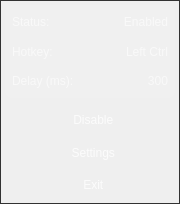
Above: src/ui/forms/EasyLangSwitcher_tray.ui from egoisticdesire/EasyLangSwitcher before the change. Below: the same form after it.
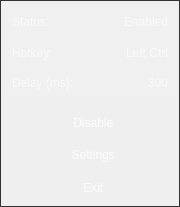
That is the form after the change. Icons and pictures are not drawn.

Commit message: fixed acrylic widget scaling bug

The edit to the form file:
```diff
--- a/src/ui/forms/EasyLangSwitcher_tray.ui
+++ b/src/ui/forms/EasyLangSwitcher_tray.ui
@@ -7,31 +7,19 @@
     <x>0</x>
     <y>0</y>
     <width>180</width>
-    <height>204</height>
+    <height>207</height>
    </rect>
   </property>
-  <property name="sizePolicy">
-   <sizepolicy hsizetype="Fixed" vsizetype="Fixed">
-    <horstretch>180</horstretch>
-    <verstretch>200</verstretch>
-   </sizepolicy>
-  </property>
   <property name="minimumSize">
    <size>
     <width>180</width>
-    <height>200</height>
+    <height>207</height>
    </size>
   </property>
   <property name="maximumSize">
    <size>
     <width>180</width>
-    <height>204</height>
-   </size>
-  </property>
-  <property name="baseSize">
-   <size>
-    <width>168</width>
-    <height>200</height>
+    <height>207</height>
    </size>
   </property>
   <property name="font">
```
The commit also changes 2 other files.
